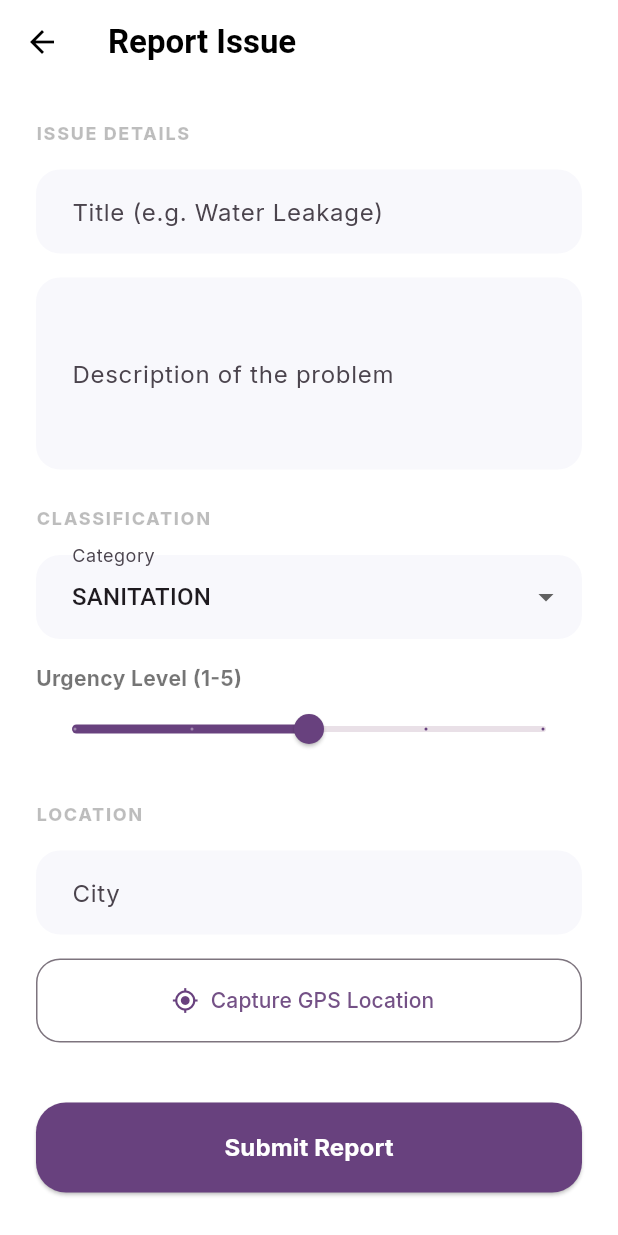
After one commit to Aashiq-Edavalapati/gsc-2026-smart-resource-allocation, a Flutter app: the screen it shows once a user with an empty profile is signed in, item 3 of the bottom bar chosen, after a tap on "Report Issue", on a phone screen of 412 x 824 dp. The commit adds this screen. Run offline on Flutter 3.47's test engine with Material 3 defaults, Android fonts, the phone set to English and light mode, and no system bars; our stand-ins replace audioplayers, firebase_auth, firebase_core, flutter_dotenv, geolocator, google_fonts and 4 more; missing offline and left inert: record, video_thumbnail; accounts and stored records are empty; network calls fail; Roboto replaces fonts that are missing (Petrona).

Commit message:
integrated community issues

```diff
--- a/Mobile/ngoconnect/lib/components/main/floating_nav_bar.dart
+++ b/Mobile/ngoconnect/lib/components/main/floating_nav_bar.dart
@@ -30,7 +30,7 @@ class FloatingNavBar extends StatelessWidget {
         children: [
           _buildNavItem(0, Icons.home_rounded, "Home"),
           _buildNavItem(1, Icons.notifications_none_rounded, "Alerts"),
-          _buildNavItem(2, Icons.history_rounded, "History"),
+          _buildNavItem(2, Icons.report_problem_rounded, "Issues"),
           _buildNavItem(3, Icons.person_outline_rounded, "Profile"),
         ],
       ),
--- a/Mobile/ngoconnect/lib/main.dart
+++ b/Mobile/ngoconnect/lib/main.dart
@@ -6,6 +6,7 @@ import 'package:flutter_dotenv/flutter_dotenv.dart';
 import 'pages/home_page.dart';
 import 'pages/auth/login_page.dart';
 import 'services/auth_service.dart';
+import 'services/issue_service.dart';
 import 'utils/fonts/app_fonts.dart';
 import 'firebase_options.dart';
 
@@ -25,6 +26,10 @@ void main() async {
     MultiProvider(
       providers: [
         ChangeNotifierProvider<AuthService>(create: (_) => AuthService()),
+        ChangeNotifierProxyProvider<AuthService, IssueService>(
+          create: (context) => IssueService(Provider.of<AuthService>(context, listen: false)),
+          update: (context, auth, previous) => previous ?? IssueService(auth),
+        ),
       ],
       child: const MyApp(),
     ),
--- a/Mobile/ngoconnect/lib/pages/home_page.dart
+++ b/Mobile/ngoconnect/lib/pages/home_page.dart
@@ -15,6 +15,7 @@ import '../components/recording/media_preview_player.dart';
 import '../components/recording/media_thumbnail.dart';
 import '../components/recording/recording_action_sheet.dart';
 import './profile_page.dart';
+import './issues/issues_page.dart';
 
 class HomePage extends StatefulWidget {
   const HomePage({super.key});
@@ -170,14 +171,22 @@ class _HomePageState extends State<HomePage> {
   }
 
   void _onNavItemSelected(int index) {
-    if (index == 3) {
+    if (index == 2) {
+      // Issues page
+      Navigator.push(
+        context,
+        MaterialPageRoute(builder: (context) => const IssuesPage()),
+      ).then((_) {
+        setState(() {
+          _currentNavIndex = 0;
+        });
+      });
+    } else if (index == 3) {
       // Profile page
       Navigator.push(
         context,
         MaterialPageRoute(builder: (context) => const ProfilePage()),
       ).then((_) {
-        // When coming back, reset the nav index to Home (0)
-        // to maintain the "Home" state on the main page.
         setState(() {
           _currentNavIndex = 0;
         });
--- /dev/null
+++ b/Mobile/ngoconnect/lib/pages/issues/issues_page.dart
@@ -0,0 +1,94 @@
+import 'package:flutter/material.dart';
+import 'package:provider/provider.dart';
+import '../../services/issue_service.dart';
+import '../../components/main/issue_card.dart';
+import './report_issue_page.dart';
+import './issue_details_page.dart';
+
+class IssuesPage extends StatefulWidget {
+  const IssuesPage({super.key});
+
+  @override
+  State<IssuesPage> createState() => _IssuesPageState();
+}
+
+class _IssuesPageState extends State<IssuesPage> {
+  @override
+  void initState() {
+    super.initState();
+    WidgetsBinding.instance.addPostFrameCallback((_) {
+      Provider.of<IssueService>(context, listen: false).fetchIssues();
+    });
+  }
+
+  @override
+  Widget build(BuildContext context) {
+    const primaryColor = Color(0xFF68417E);
+
+    return Scaffold(
+      backgroundColor: const Color(0xFFF5F6FA),
+      appBar: AppBar(
+        title: const Text(
+          "Community Issues",
+          style: TextStyle(fontWeight: FontWeight.bold, color: Colors.black),
+        ),
+        backgroundColor: Colors.transparent,
+        elevation: 0,
+        centerTitle: true,
+      ),
+      body: Consumer<IssueService>(
+        builder: (context, issueService, child) {
+          if (issueService.isLoading && issueService.issues.isEmpty) {
+            return const Center(child: CircularProgressIndicator(color: primaryColor));
+          }
+
+          if (issueService.issues.isEmpty) {
+            return Center(
+              child: Column(
+                mainAxisAlignment: MainAxisAlignment.center,
+                children: [
+                  Icon(Icons.report_gmailerrorred_rounded, size: 80, color: Colors.black.withOpacity(0.1)),
+                  const SizedBox(height: 16),
+                  const Text(
+                    "No issues reported yet.",
+                    style: TextStyle(color: Colors.black38, fontSize: 16, fontWeight: FontWeight.w600),
+                  ),
+                ],
+              ),
+            );
+          }
+
+          return RefreshIndicator(
+            onRefresh: () => issueService.fetchIssues(),
+            color: primaryColor,
+            child: ListView.builder(
+              padding: const EdgeInsets.all(20),
+              itemCount: issueService.issues.length,
+              itemBuilder: (context, index) {
+                final issue = issueService.issues[index];
+                return IssueCard(
+                  issue: issue,
+                  onTap: () => Navigator.push(
+                    context,
+                    MaterialPageRoute(
+                      builder: (context) => IssueDetailsPage(issueId: issue['id']),
+                    ),
+                  ),
+                );
+              },
+            ),
+          );
+        },
+      ),
+      floatingActionButton: FloatingActionButton.extended(
+        onPressed: () => Navigator.push(
+          context,
+          MaterialPageRoute(builder: (context) => const ReportIssuePage()),
+        ),
+        backgroundColor: primaryColor,
+        icon: const Icon(Icons.add, color: Colors.white),
+        label: const Text("Report Issue", style: TextStyle(color: Colors.white, fontWeight: FontWeight.bold)),
+      ),
+    );
+  }
+}
--- /dev/null
+++ b/Mobile/ngoconnect/lib/pages/issues/report_issue_page.dart
@@ -0,0 +1,207 @@
+import 'package:flutter/material.dart';
+import 'package:provider/provider.dart';
+import 'package:geolocator/geolocator.dart';
+import '../../services/issue_service.dart';
+import '../../services/auth_service.dart';
+
+class ReportIssuePage extends StatefulWidget {
+  const ReportIssuePage({super.key});
+
+  @override
+  State<ReportIssuePage> createState() => _ReportIssuePageState();
+}
+
+class _ReportIssuePageState extends State<ReportIssuePage> {
+  final _formKey = GlobalKey<FormState>();
+  final _titleController = TextEditingController();
+  final _descriptionController = TextEditingController();
+  final _cityController = TextEditingController();
+
+  String _category = 'SANITATION';
+  int _urgency = 3;
+  double? _lat;
+  double? _lng;
+  bool _isLocating = false;
+
+  final List<String> _categories = [
+    'SANITATION',
+    'ROADS',
+    'ELECTRICITY',
+    'WATER',
+    'SECURITY',
+    'HEALTH',
+    'OTHER'
+  ];
+
+  @override
+  void initState() {
+    super.initState();
+    // Pre-fill city from profile if available
+    final profile = Provider.of<AuthService>(context, listen: false).profileData;
+    if (profile != null && profile['city'] != null) {
+      _cityController.text = profile['city'];
+    }
+  }
+
+  Future<void> _getCurrentLocation() async {
+    setState(() => _isLocating = true);
+    try {
+      LocationPermission permission = await Geolocator.checkPermission();
+      if (permission == LocationPermission.denied) {
+        permission = await Geolocator.requestPermission();
+      }
+
+      if (permission == LocationPermission.whileInUse || permission == LocationPermission.always) {
+        final position = await Geolocator.getCurrentPosition();
+        setState(() {
+          _lat = position.latitude;
+          _lng = position.longitude;
+        });
+        ScaffoldMessenger.of(context).showSnackBar(
+          const SnackBar(content: Text("Location captured!")),
+        );
+      }
+    } catch (e) {
+      ScaffoldMessenger.of(context).showSnackBar(
+        SnackBar(content: Text("Error getting location: $e")),
+      );
+    } finally {
+      setState(() => _isLocating = false);
+    }
+  }
+
+  Future<void> _submit() async {
+    if (!_formKey.currentState!.validate()) return;
+
+    if (_lat == null || _lng == null) {
+      ScaffoldMessenger.of(context).showSnackBar(
+        const SnackBar(content: Text("Please capture your current location")),
+      );
+      return;
+    }
+
+    final success = await Provider.of<IssueService>(context, listen: false).reportIssue(
+      title: _titleController.text.trim(),
+      description: _descriptionController.text.trim(),
+      category: _category,
+      urgency: _urgency,
+      lat: _lat!,
+      lng: _lng!,
+      city: _cityController.text.trim(),
+    );
+
+    if (success && mounted) {
+      Navigator.pop(context);
+      ScaffoldMessenger.of(context).showSnackBar(
+        const SnackBar(content: Text("Issue reported successfully")),
+      );
+    }
+  }
+
+  @override
+  Widget build(BuildContext context) {
+    const primaryColor = Color(0xFF68417E);
+
+    return Scaffold(
+      backgroundColor: Colors.white,
+      appBar: AppBar(
+        title: const Text("Report Issue", style: TextStyle(color: Colors.black, fontWeight: FontWeight.bold)),
+        backgroundColor: Colors.white,
+        elevation: 0,
+        iconTheme: const IconThemeData(color: Colors.black),
+      ),
+      body: SingleChildScrollView(
+        padding: const EdgeInsets.all(24),
+        child: Form(
+          key: _formKey,
+          child: Column(
+            crossAxisAlignment: CrossAxisAlignment.start,
+            children: [
+              _buildSectionTitle("ISSUE DETAILS"),
+              const SizedBox(height: 16),
+              TextFormField(
+                controller: _titleController,
+                decoration: _inputDecoration("Title (e.g. Water Leakage)"),
+                validator: (v) => v!.isEmpty ? "Required" : null,
+              ),
+              const SizedBox(height: 16),
+              TextFormField(
+                controller: _descriptionController,
+                maxLines: 4,
+                decoration: _inputDecoration("Description of the problem"),
+                validator: (v) => v!.isEmpty ? "Required" : null,
+              ),
+              const SizedBox(height: 24),
+              _buildSectionTitle("CLASSIFICATION"),
+              const SizedBox(height: 16),
+              DropdownButtonFormField<String>(
+                value: _category,
+                decoration: _inputDecoration("Category"),
+                items: _categories.map((c) => DropdownMenuItem(value: c, child: Text(c))).toList(),
+                onChanged: (v) => setState(() => _category = v!),
+              ),
+              const SizedBox(height: 16),
+              const Text("Urgency Level (1-5)", style: TextStyle(fontWeight: FontWeight.bold, color: Colors.black54)),
+              Slider(
+                value: _urgency.toDouble(),
+                min: 1,
+                max: 5,
+                divisions: 4,
+                activeColor: primaryColor,
+                label: _urgency.toString(),
+                onChanged: (v) => setState(() => _urgency = v.toInt()),
+              ),
+              const SizedBox(height: 24),
+              _buildSectionTitle("LOCATION"),
+              const SizedBox(height: 16),
+              TextFormField(
+                controller: _cityController,
+                decoration: _inputDecoration("City"),
+                validator: (v) => v!.isEmpty ? "Required" : null,
+              ),
+              const SizedBox(height: 16),
+              OutlinedButton.icon(
+                onPressed: _isLocating ? null : _getCurrentLocation,
+                icon: _isLocating
+                  ? const SizedBox(width: 20, height: 20, child: CircularProgressIndicator(strokeWidth: 2))
+                  : Icon(_lat != null ? Icons.check_circle : Icons.my_location, color: _lat != null ? Colors.green : primaryColor),
+                label: Text(_lat != null ? "Location Captured" : "Capture GPS Location"),
+                style: OutlinedButton.styleFrom(
+                  minimumSize: const Size(double.infinity, 56),
+                  shape: RoundedRectangleBorder(borderRadius: BorderRadius.circular(16)),
+                ),
+              ),
+              const SizedBox(height: 40),
+              ElevatedButton(
+                onPressed: _submit,
+                style: ElevatedButton.styleFrom(
+                  backgroundColor: primaryColor,
+                  minimumSize: const Size(double.infinity, 60),
+                  shape: RoundedRectangleBorder(borderRadius: BorderRadius.circular(20)),
+                ),
+                child: const Text("Submit Report", style: TextStyle(color: Colors.white, fontSize: 16, fontWeight: FontWeight.bold)),
+              ),
+            ],
+          ),
+        ),
+      ),
+    );
+  }
+
+  Widget _buildSectionTitle(String title) {
+    return Text(
+      title,
+      style: const TextStyle(fontSize: 12, fontWeight: FontWeight.w800, color: Colors.black26, letterSpacing: 1.1),
+    );
+  }
+
+  InputDecoration _inputDecoration(String label) {
+    return InputDecoration(
+      labelText: label,
+      fillColor: const Color(0xFFF8F8FC),
+      filled: true,
+      border: OutlineInputBorder(borderRadius: BorderRadius.circular(16), borderSide: BorderSide.none),
+      contentPadding: const EdgeInsets.symmetric(horizontal: 20, vertical: 16),
+    );
+  }
+}
--- /dev/null
+++ b/Mobile/ngoconnect/lib/services/issue_service.dart
@@ -0,0 +1,127 @@
+import 'dart:convert';
+import 'package:http/http.dart' as http;
+import 'package:flutter/foundation.dart';
+import 'package:flutter_dotenv/flutter_dotenv.dart';
+import 'auth_service.dart';
+
+class IssueService extends ChangeNotifier {
+  final AuthService _authService;
+
+  IssueService(this._authService);
+
+  static String get baseUrl => dotenv.env['API_BASE_URL'] ?? 'https://backend-349232024775.asia-south1.run.app/api/v1';
+
+  List<dynamic> _issues = [];
+  List<dynamic> get issues => _issues;
+
+  bool _isLoading = false;
+  bool get isLoading => _isLoading;
+
+  // List all issues (GET /issues)
+  Future<void> fetchIssues() async {
+    _isLoading = true;
+    notifyListeners();
+
+    try {
+      final response = await http.get(Uri.parse('$baseUrl/issues'));
+      if (response.statusCode == 200) {
+        final data = jsonDecode(response.body);
+        _issues = data['data'] ?? [];
+        debugPrint('Fetched ${_issues.length} issues');
+      } else {
+        debugPrint('Failed to fetch issues: ${response.statusCode}');
+      }
+    } catch (e) {
+      debugPrint('Error fetching issues: $e');
+    } finally {
+      _isLoading = false;
+      notifyListeners();
+    }
+  }
+
+  // Get single issue (GET /issues/:id)
+  Future<Map<String, dynamic>?> getIssueDetails(String id) async {
+    try {
+      final response = await http.get(Uri.parse('$baseUrl/issues/$id'));
+      if (response.statusCode == 200) {
+        return jsonDecode(response.body)['data'];
+      }
+    } catch (e) {
+      debugPrint('Error fetching issue details: $e');
+    }
+    return null;
+  }
+
+  // Report new issue (POST /issues)
+  Future<bool> reportIssue({
+    required String title,
+    required String description,
+    required String category,
+    required int urgency,
+    required double lat,
+    required double lng,
+    required String city,
+  }) async {
+    final user = _authService.currentUser;
+    if (user == null) return false;
+
+    try {
+      final idToken = await user.getIdToken();
+      final response = await http.post(
+        Uri.parse('$baseUrl/issues'),
+        headers: {
+          'Content-Type': 'application/json',
+          'Authorization': 'Bearer $idToken',
+        },
+        body: jsonEncode({
+          'title': title,
+          'description': description,
+          'category': category,
+          'urgency': urgency,
+          'lat': lat,
+          'lng': lng,
+          'city': city,
+        }),
+      );
+
+      if (response.statusCode == 200 || response.statusCode == 201) {
+        debugPrint('Issue reported successfully');
+        await fetchIssues(); // Refresh list
+        return true;
+      } else {
+        debugPrint('Failed to report issue: ${response.statusCode} - ${response.body}');
+      }
+    } catch (e) {
+      debugPrint('Error reporting issue: $e');
+    }
+    return false;
+  }
+
+  // Add comment (POST /issues/:id/comments)
+  Future<bool> addComment(String issueId, String content) async {
+    final user = _authService.currentUser;
+    if (user == null) return false;
+
+    try {
+      final idToken = await user.getIdToken();
+      final response = await http.post(
+        Uri.parse('$baseUrl/issues/$issueId/comments'),
+        headers: {
+          'Content-Type': 'application/json',
+          'Authorization': 'Bearer $idToken',
+        },
+        body: jsonEncode({'content': content}),
+      );
+
+      if (response.statusCode == 200 || response.statusCode == 201) {
+        debugPrint('Comment added successfully');
+        return true;
+      } else {
+        debugPrint('Failed to add comment: ${response.statusCode} - ${response.body}');
+      }
+    } catch (e) {
+      debugPrint('Error adding comment: $e');
+    }
+    return false;
+  }
+}
```
Also changed, not shown: Mobile/ngoconnect/lib/components/main/issue_card.dart (added, +127 -0 lines), Mobile/ngoconnect/lib/pages/issues/issue_details_page.dart (added, +171 -0 lines).
